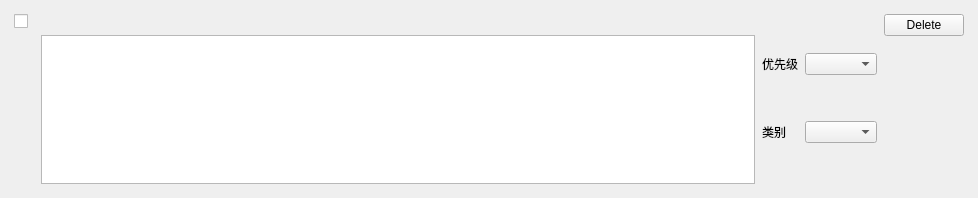
suibaian/TaskReminder, file taskwidget.ui: the form before one commit.
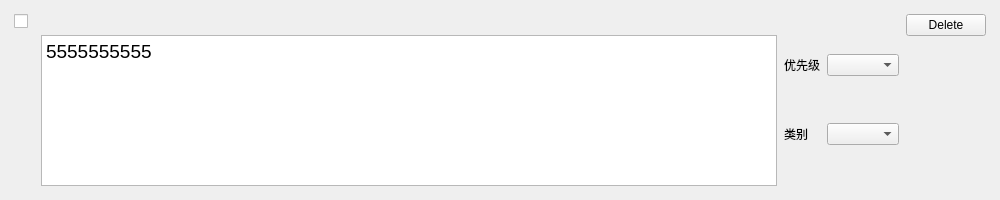
The form after the commit.

```diff
--- a/taskwidget.ui
+++ b/taskwidget.ui
@@ -6,8 +6,8 @@
    <rect>
     <x>0</x>
     <y>0</y>
-    <width>978</width>
-    <height>198</height>
+    <width>1000</width>
+    <height>200</height>
    </rect>
   </property>
   <property name="windowTitle">
@@ -65,7 +65,16 @@
         </widget>
        </item>
        <item>
-        <widget class="QPlainTextEdit" name="plainTextEdit"/>
+        <widget class="QPlainTextEdit" name="plainTextEdit">
+         <property name="font">
+          <font>
+           <pointsize>14</pointsize>
+          </font>
+         </property>
+         <property name="plainText">
+          <string>5555555555</string>
+         </property>
+        </widget>
        </item>
       </layout>
      </item>
```
